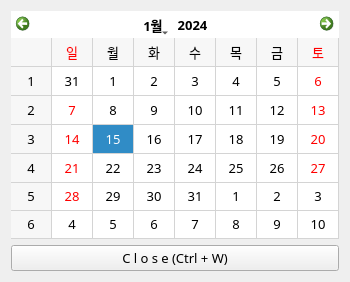
The window that src/resources/auto_file_delete.ui (sijung21/js06) describes before a commit, drawn with Qt 5.
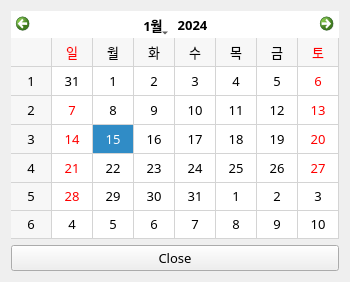
The same window after the commit. Icons and pictures are not drawn.

Commit message: Delete useless code

What changed in the file:
```diff
--- a/src/resources/auto_file_delete.ui
+++ b/src/resources/auto_file_delete.ui
@@ -68,6 +68,12 @@
      </item>
      <item>
       <widget class="QPushButton" name="exit_pushButton">
+       <property name="sizePolicy">
+        <sizepolicy hsizetype="Minimum" vsizetype="Minimum">
+         <horstretch>0</horstretch>
+         <verstretch>0</verstretch>
+        </sizepolicy>
+       </property>
        <property name="font">
         <font>
          <family>Noto Sans</family>
@@ -84,7 +90,7 @@
         <string notr="true"/>
        </property>
        <property name="text">
-        <string>C l o s e (Ctrl + W)</string>
+        <string>Close</string>
        </property>
        <property name="shortcut">
         <string>Ctrl+W</string>
```
Left out of the diff: 13 changed lines with no effect on the pictures. The commit also changes 1 other file.
